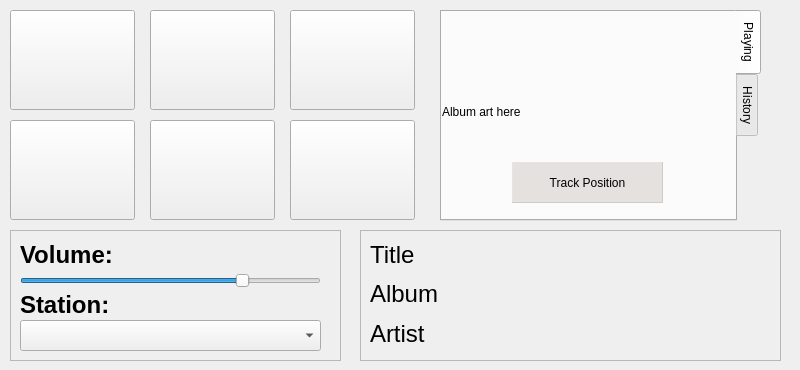
Above: qAndora-mobile.ui from JeffHoogland/qAndora before the change. Below: the same form after it.
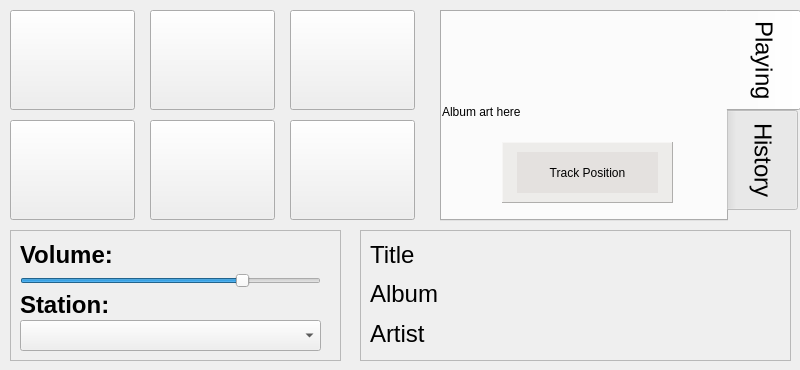
That is the form after the change. Icons and pictures are not drawn.

Commit message: More touch optimizations to the mobile UI

```diff
--- a/qAndora-mobile.ui
+++ b/qAndora-mobile.ui
@@ -35,10 +35,18 @@
      <rect>
       <x>440</x>
       <y>10</y>
-      <width>321</width>
+      <width>361</width>
       <height>211</height>
      </rect>
     </property>
+    <property name="font">
+     <font>
+      <pointsize>18</pointsize>
+     </font>
+    </property>
+    <property name="styleSheet">
+     <string notr="true">QTabBar::tab { height: 100px; width: 75px; }</string>
+    </property>
     <property name="tabPosition">
      <enum>QTabWidget::East</enum>
     </property>
@@ -80,10 +88,10 @@
      <widget class="QFrame" name="positionFrame">
       <property name="geometry">
        <rect>
-        <x>70</x>
-        <y>150</y>
-        <width>151</width>
-        <height>41</height>
+        <x>60</x>
+        <y>130</y>
+        <width>171</width>
+        <height>61</height>
        </rect>
       </property>
       <property name="palette">
@@ -513,9 +521,9 @@
       <widget class="QLabel" name="positionLabel">
        <property name="geometry">
         <rect>
-         <x>0</x>
-         <y>0</y>
-         <width>151</width>
+         <x>15</x>
+         <y>10</y>
+         <width>141</width>
          <height>41</height>
         </rect>
        </property>
@@ -981,7 +989,7 @@
      <rect>
       <x>360</x>
       <y>230</y>
-      <width>421</width>
+      <width>431</width>
       <height>131</height>
      </rect>
     </property>
```
Left out of the diff: 3 changed lines with no effect on the pictures. The commit also changes 6 other files.
